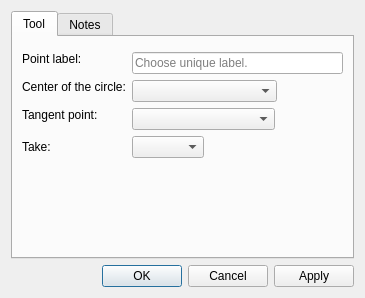
The window that src/libs/vtools/dialogs/tools/dialogpointfromcircleandtangent.ui (equinox-patterns/Ostara) describes before a commit, drawn with Qt 5.
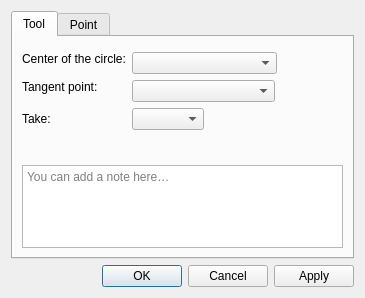
The same window after the commit. Icons and pictures are not drawn.

Commit message: Dialog tools : notes → Tool, onglet Point, base point retiré

What changed in the file:
```diff
--- a/src/libs/vtools/dialogs/tools/dialogpointfromcircleandtangent.ui
+++ b/src/libs/vtools/dialogs/tools/dialogpointfromcircleandtangent.ui
@@ -37,29 +37,6 @@
           <enum>QFormLayout::ExpandingFieldsGrow</enum>
          </property>
          <item row="0" column="0">
-          <widget class="QLabel" name="labelEditNamePoint">
-           <property name="sizePolicy">
-            <sizepolicy hsizetype="Fixed" vsizetype="Fixed">
-             <horstretch>0</horstretch>
-             <verstretch>0</verstretch>
-            </sizepolicy>
-           </property>
-           <property name="text">
-            <string>Point label:</string>
-           </property>
-          </widget>
-         </item>
-         <item row="0" column="1">
-          <widget class="QLineEdit" name="lineEditNamePoint">
-           <property name="toolTip">
-            <string>Unique label</string>
-           </property>
-           <property name="placeholderText">
-            <string>Choose unique label.</string>
-           </property>
-          </widget>
-         </item>
-         <item row="1" column="0">
           <widget class="QLabel" name="labelCircleCenter">
            <property name="sizePolicy">
             <sizepolicy hsizetype="Expanding" vsizetype="Fixed">
@@ -72,7 +49,7 @@
            </property>
           </widget>
          </item>
-         <item row="1" column="1">
+         <item row="0" column="1">
           <widget class="QComboBox" name="comboBoxCircleCenter">
            <property name="sizePolicy">
             <sizepolicy hsizetype="Preferred" vsizetype="Fixed">
@@ -88,7 +65,7 @@
            </property>
           </widget>
          </item>
-         <item row="2" column="0">
+         <item row="1" column="0">
           <widget class="QLabel" name="labelTangentPoint">
            <property name="sizePolicy">
             <sizepolicy hsizetype="Expanding" vsizetype="Fixed">
@@ -101,7 +78,7 @@
            </property>
           </widget>
          </item>
-         <item row="2" column="1">
+         <item row="1" column="1">
           <widget class="QComboBox" name="comboBoxTangentPoint">
            <property name="sizePolicy">
             <sizepolicy hsizetype="Preferred" vsizetype="Fixed">
@@ -117,14 +94,14 @@
            </property>
           </widget>
          </item>
-         <item row="3" column="0">
+         <item row="2" column="0">
           <widget class="QLabel" name="label">
            <property name="text">
             <string>Take:</string>
            </property>
           </widget>
          </item>
-         <item row="3" column="1">
+         <item row="2" column="1">
           <widget class="QComboBox" name="comboBoxResult"/>
          </item>
         </layout>
@@ -142,15 +119,56 @@
          </property>
         </spacer>
        </item>
+       <item>
+        <layout class="QHBoxLayout" name="notesSeparatorLayout">
+         <property name="leftMargin"><number>33</number></property>
+         <property name="rightMargin"><number>33</number></property>
+         <item>
+          <widget class="QFrame" name="notesSeparator">
+           <property name="minimumSize"><size><width>0</width><height>1</height></size></property>
+           <property name="maximumSize"><size><width>16777215</width><height>1</height></size></property>
+          </widget>
+         </item>
+        </layout>
+       </item>
+       <item>
+        <widget class="QPlainTextEdit" name="plainTextEditToolNotes">
+         <property name="placeholderText"><string>You can add a note here…</string></property>
+         <property name="maximumSize"><size><width>16777215</width><height>100</height></size></property>
+        </widget>
+       </item>
       </layout>
      </widget>
      <widget class="QWidget" name="tab_2">
       <attribute name="title">
-       <string>Notes</string>
+       <string>Point</string>
       </attribute>
-      <layout class="QVBoxLayout" name="verticalLayout_3">
-       <item>
-        <widget class="QPlainTextEdit" name="plainTextEditToolNotes"/>
+      <layout class="QFormLayout" name="formLayoutPoint">
+       <property name="fieldGrowthPolicy">
+        <enum>QFormLayout::ExpandingFieldsGrow</enum>
+       </property>
+       <item row="0" column="0">
+        <widget class="QLabel" name="labelEditNamePoint">
+         <property name="sizePolicy">
+          <sizepolicy hsizetype="Fixed" vsizetype="Fixed">
+           <horstretch>0</horstretch>
+           <verstretch>0</verstretch>
+          </sizepolicy>
+         </property>
+         <property name="text">
+          <string>Point name:</string>
+         </property>
+        </widget>
+       </item>
+       <item row="0" column="1">
+        <widget class="QLineEdit" name="lineEditNamePoint">
+         <property name="toolTip">
+          <string>Unique label</string>
+         </property>
+         <property name="placeholderText">
+          <string>Choose unique label.</string>
+         </property>
+        </widget>
        </item>
       </layout>
      </widget>
```
The commit also changes 77 other files.
